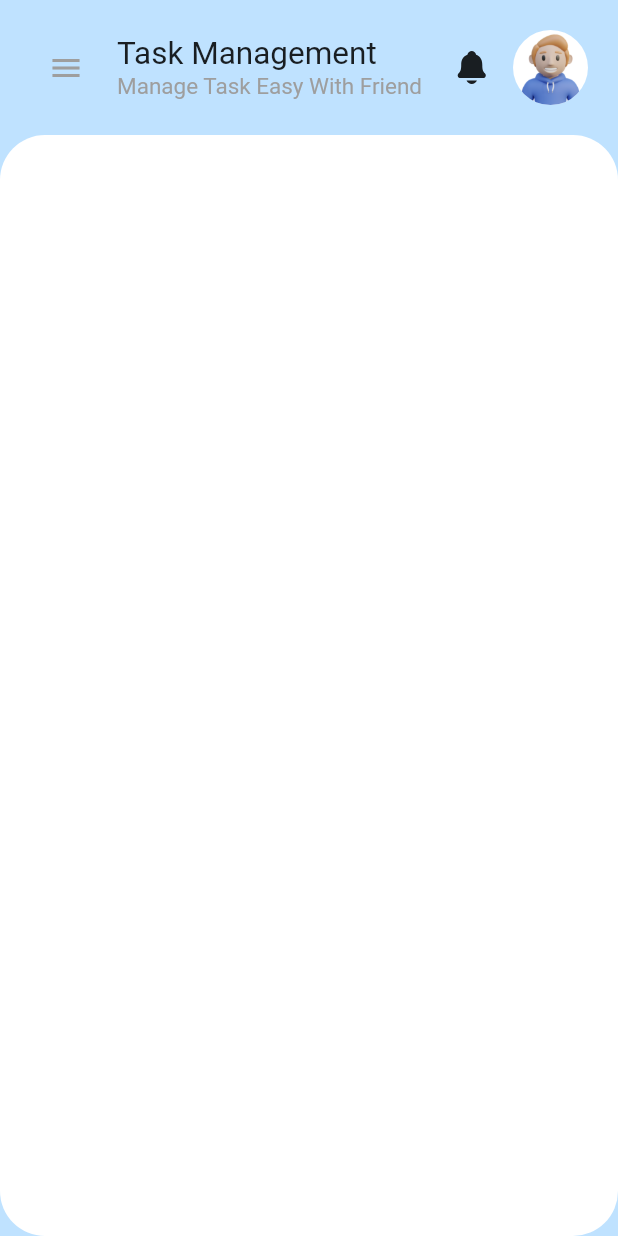
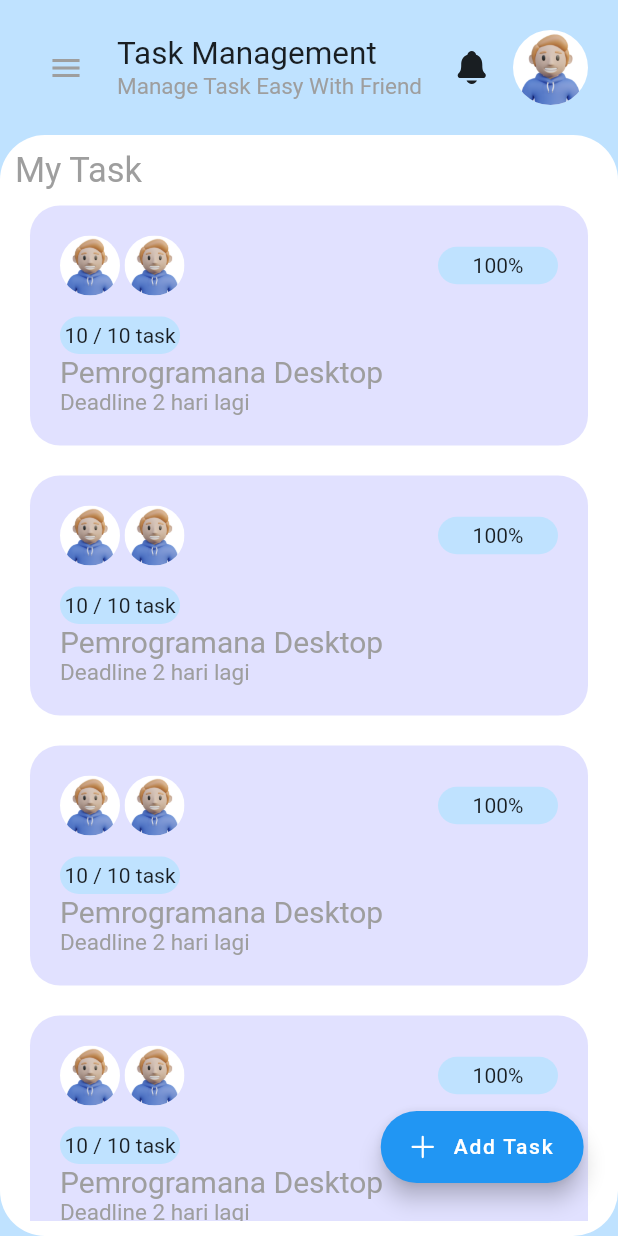
Before and after one commit to Prasetya36/task_management_app, a Flutter app: the TaskView screen opened by its route, on a phone screen of 412 x 824 dp. Run offline on Flutter 3.47's test engine with Material 2 defaults, Android fonts, the light colour scheme and no system bars; our stand-ins replace get, ionicons.

Commit message:
TaskScreen_Bottomsheet

```diff
--- a/lib/app/modules/profile/views/profile_view.dart
+++ b/lib/app/modules/profile/views/profile_view.dart
@@ -106,7 +106,7 @@ class ProfileView extends GetView<ProfileController> {
                   child: Container(
                     padding: !context.isPhone
                         ? const EdgeInsets.only(
-                            left: 100, right: 100, bottom: 30, top: 10)
+                            left: 100, right: 100, bottom: 30)
                         : const EdgeInsets.all(20),
                     margin: !context.isPhone
                         ? const EdgeInsets.all(15)
@@ -121,7 +121,7 @@ class ProfileView extends GetView<ProfileController> {
                       children: const [
                         ProfileWidget(),
                         Padding(
-                          padding: EdgeInsets.only(left: 10, top: 20),
+                          padding: EdgeInsets.only(left: 10),
                           child: Text(
                             'My Task',
                             style: TextStyle(
--- a/lib/app/modules/task/views/task_view.dart
+++ b/lib/app/modules/task/views/task_view.dart
@@ -27,8 +27,7 @@ class TaskView extends GetView<TaskController> {
               : const SizedBox(),
           Expanded(
             flex: 15,
-            child: Column(
-              children: [
+            child: Column(children: [
               !context.isPhone
                   ? const header()
                   : Container(
@@ -55,8 +54,7 @@ class TaskView extends GetView<TaskController> {
                               Text(
                                 "Manage Task Easy With Friend",
                                 style: TextStyle(
-                                      fontSize: 15,
-                                      color: AppColors.primaryText),
+                                    fontSize: 15, color: AppColors.primaryText),
                               ),
                             ],
                           ),
@@ -76,7 +74,9 @@ class TaskView extends GetView<TaskController> {
               //content / isi page / screen
               Expanded(
                 child: Container(
-                    padding: const EdgeInsets.all(50),
+                  padding: !context.isPhone
+                      ? const EdgeInsets.all(30)
+                      : const EdgeInsets.all(10),
                   margin: !context.isPhone
                       ? const EdgeInsets.all(15)
                       : const EdgeInsets.all(0),
@@ -84,13 +84,125 @@ class TaskView extends GetView<TaskController> {
                     borderRadius: !context.isPhone
                         ? BorderRadius.circular(50)
                         : BorderRadius.circular(30),
-                        color: Colors.white),
+                    color: Colors.white,
                   ),
+                  child: Column(
+                      crossAxisAlignment: CrossAxisAlignment.start,
+                      children: [
+                        const Text(
+                          'My Task',
+                          style: TextStyle(
+                            color: AppColors.primaryText,
+                            fontSize: 23,
+                          ),
+                        ),
+                        Expanded(
+                          child: ListView.builder(
+                            itemCount: 8,
+                            clipBehavior: Clip.antiAlias,
+                            scrollDirection: Axis.vertical,
+                            shrinkWrap: true,
+                            itemBuilder: (context, index) {
+                              return Container(
+                                height: 160,
+                                decoration: BoxDecoration(
+                                  borderRadius: BorderRadius.circular(20),
+                                  color: AppColors.cardBG,
+                                ),
+                                margin: const EdgeInsets.all(10),
+                                padding: const EdgeInsets.all(20),
+                                child: Column(
+                                    crossAxisAlignment:
+                                        CrossAxisAlignment.start,
+                                    children: [
+                                      Row(
+                                        children: [
+                                          const ClipRRect(
+                                            child: CircleAvatar(
+                                                backgroundColor: Colors.white,
+                                                radius: 20,
+                                                foregroundImage: AssetImage(
+                                                    'assets/images/avatar.png')),
+                                          ),
+                                          const Padding(
+                                              padding:
+                                                  EdgeInsets.only(right: 3)),
+                                          const ClipRRect(
+                                            child: CircleAvatar(
+                                                backgroundColor: Colors.white,
+                                                radius: 20,
+                                                foregroundImage: AssetImage(
+                                                    'assets/images/avatar.png')),
+                                          ),
+                                          const Spacer(),
+                                          Container(
+                                            height: 25,
+                                            width: 80,
+                                            decoration: BoxDecoration(
+                                              borderRadius:
+                                                  BorderRadius.circular(20),
+                                              color: AppColors.primaryBG,
+                                            ),
+                                            child: const Center(
+                                                child: Text('100%')),
                                           ),
                                         ],
                                       ),
+                                      const Spacer(),
+                                      Container(
+                                        height: 25,
+                                        width: 80,
+                                        decoration: BoxDecoration(
+                                          borderRadius:
+                                              BorderRadius.circular(20),
+                                          color: AppColors.primaryBG,
+                                        ),
+                                        child: const Center(
+                                            child: Text('10 / 10 task')),
+                                      ),
+                                      const Text(
+                                        'Pemrogramana Desktop',
+                                        style: TextStyle(
+                                            color: AppColors.primaryText,
+                                            fontSize: 20),
+                                      ),
+                                      const Text(
+                                        'Deadline 2 hari lagi',
+                                        style: TextStyle(
+                                            color: AppColors.primaryText,
+                                            fontSize: 15),
+                                      ),
+                                    ]),
+                              );
+                            },
+                          ),
+                        ),
+                      ]),
+                ),
+              ),
+            ]),
           ),
         ],
+      ),
+      floatingActionButton: Align(
+        alignment: const Alignment(0.95, 0.95),
+        child: FloatingActionButton.extended(
+          onPressed: () {
+            Get.bottomSheet(Container(
+              margin: context.isPhone
+                  ? const EdgeInsets.only()
+                  : const EdgeInsets.only(left: 120, right: 120),
+              height: Get.height,
+              decoration: BoxDecoration(
+                  borderRadius: BorderRadius.only(
+                      topLeft: Radius.circular(20),
+                      topRight: Radius.circular(20)),
+                  color: Colors.white),
+            ));
+          },
+          label: const Text("Add Task"),
+          icon: const Icon(Ionicons.add),
+        ),
       ),
     );
   }
--- a/lib/app/utils/widget/header.dart
+++ b/lib/app/utils/widget/header.dart
@@ -14,7 +14,7 @@ class header extends StatelessWidget {
     return SizedBox(
       height: Get.height * 0.1,
       child: Padding(
-        padding: const EdgeInsets.only(left: 40, right: 40, top: 25),
+        padding: const EdgeInsets.only(left: 40, right: 40, top: 20),
         child: Row(
           mainAxisAlignment: MainAxisAlignment.center,
           children: [
```
Lines whose indentation alone changed are shown as unchanged.
